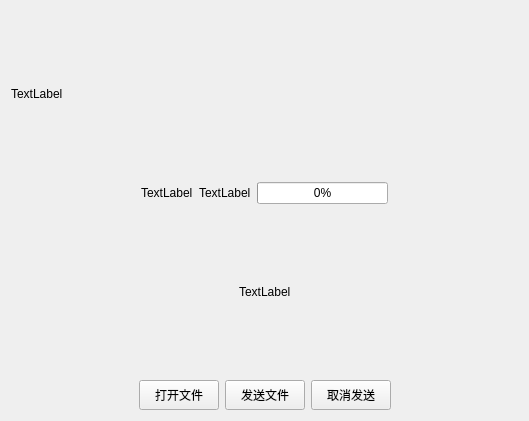
Old version of the form FileManagement/UploadFile.ui in the repository hhyvs111/FileManagement.
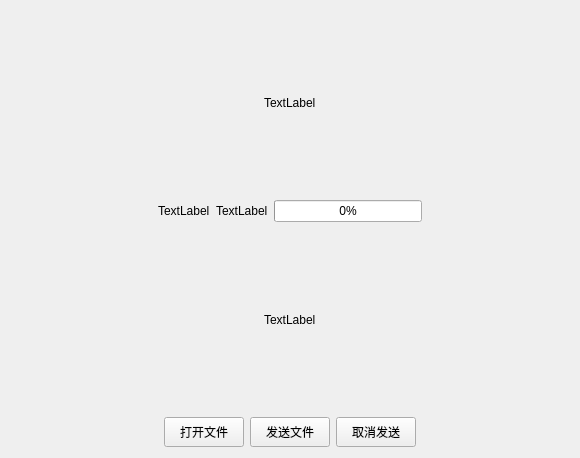
New version of the form.

Diff of the .ui file:
```diff
--- a/FileManagement/UploadFile.ui
+++ b/FileManagement/UploadFile.ui
@@ -6,8 +6,8 @@
    <rect>
     <x>0</x>
     <y>0</y>
-    <width>529</width>
-    <height>421</height>
+    <width>580</width>
+    <height>458</height>
    </rect>
   </property>
   <property name="minimumSize">
@@ -21,11 +21,41 @@
   </property>
   <layout class="QVBoxLayout" name="verticalLayout">
    <item>
+    <layout class="QHBoxLayout" name="horizontalLayout_6">
+     <item>
+      <spacer name="horizontalSpacer">
+       <property name="orientation">
+        <enum>Qt::Horizontal</enum>
+       </property>
+       <property name="sizeHint" stdset="0">
+        <size>
+         <width>40</width>
+         <height>20</height>
+        </size>
+       </property>
+      </spacer>
+     </item>
+     <item>
     <widget class="QLabel" name="Drag">
      <property name="text">
       <string>TextLabel</string>
      </property>
     </widget>
+     </item>
+     <item>
+      <spacer name="horizontalSpacer_2">
+       <property name="orientation">
+        <enum>Qt::Horizontal</enum>
+       </property>
+       <property name="sizeHint" stdset="0">
+        <size>
+         <width>40</width>
+         <height>20</height>
+        </size>
+       </property>
+      </spacer>
+     </item>
+    </layout>
    </item>
    <item>
     <layout class="QHBoxLayout" name="horizontalLayout_5">
```
Lines whose indentation alone changed are shown as unchanged.
